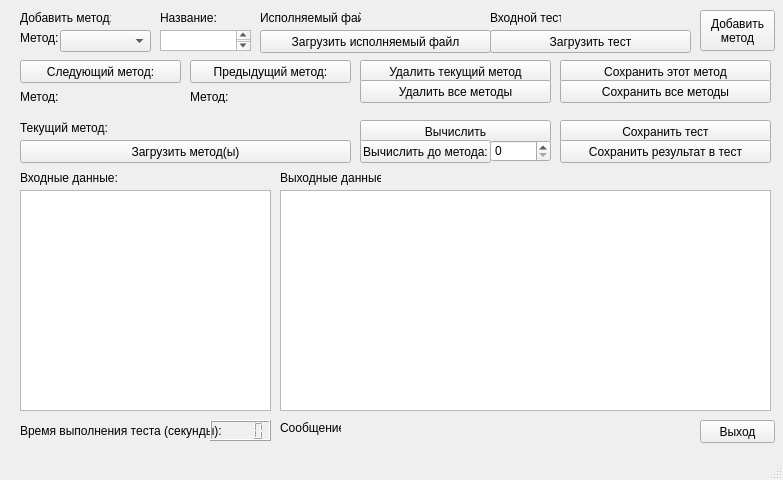
Before: the Qt Designer form design.ui in AZch/Data-decryption-system, drawn with Qt 5.
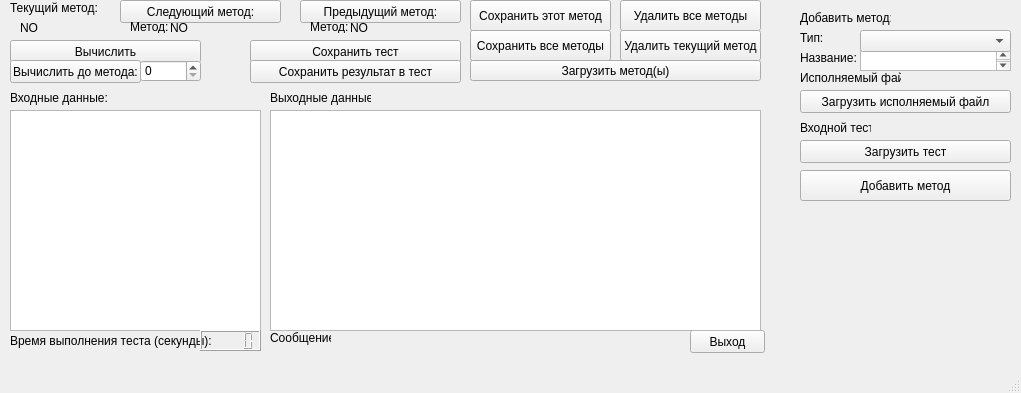
After: the same form once the commit is applied.

Commit message: change design for main window

Diff of the .ui file:
```diff
--- a/design.ui
+++ b/design.ui
@@ -6,8 +6,8 @@
    <rect>
     <x>0</x>
     <y>0</y>
-    <width>783</width>
-    <height>480</height>
+    <width>1021</width>
+    <height>393</height>
    </rect>
   </property>
   <property name="windowTitle">
@@ -17,9 +17,9 @@
    <widget class="QPushButton" name="btnLoadExecFile">
     <property name="geometry">
      <rect>
-      <x>260</x>
-      <y>30</y>
-      <width>231</width>
+      <x>800</x>
+      <y>90</y>
+      <width>211</width>
       <height>23</height>
      </rect>
     </property>
@@ -30,7 +30,7 @@
    <widget class="QLabel" name="label">
     <property name="geometry">
      <rect>
-      <x>20</x>
+      <x>800</x>
       <y>10</y>
       <width>91</width>
       <height>16</height>
@@ -43,21 +43,21 @@
    <widget class="QLabel" name="label_2">
     <property name="geometry">
      <rect>
-      <x>20</x>
+      <x>800</x>
       <y>30</y>
       <width>41</width>
       <height>16</height>
      </rect>
     </property>
     <property name="text">
-     <string>Метод:</string>
+     <string>Тип:</string>
     </property>
    </widget>
    <widget class="QLabel" name="label_3">
     <property name="geometry">
      <rect>
-      <x>160</x>
-      <y>10</y>
+      <x>800</x>
+      <y>50</y>
       <width>61</width>
       <height>16</height>
      </rect>
@@ -69,8 +69,8 @@
    <widget class="QLabel" name="label_4">
     <property name="geometry">
      <rect>
-      <x>260</x>
-      <y>10</y>
+      <x>800</x>
+      <y>70</y>
       <width>101</width>
       <height>16</height>
      </rect>
@@ -82,9 +82,9 @@
    <widget class="QLabel" name="lblExecFile">
     <property name="geometry">
      <rect>
-      <x>370</x>
-      <y>10</y>
-      <width>111</width>
+      <x>910</x>
+      <y>70</y>
+      <width>101</width>
       <height>16</height>
      </rect>
     </property>
@@ -95,8 +95,8 @@
    <widget class="QLabel" name="label_6">
     <property name="geometry">
      <rect>
-      <x>490</x>
-      <y>10</y>
+      <x>800</x>
+      <y>120</y>
       <width>71</width>
       <height>16</height>
      </rect>
@@ -108,9 +108,9 @@
    <widget class="QLabel" name="lblInputTest">
     <property name="geometry">
      <rect>
-      <x>570</x>
-      <y>10</y>
-      <width>121</width>
+      <x>880</x>
+      <y>120</y>
+      <width>131</width>
       <height>16</height>
      </rect>
     </property>
@@ -121,9 +121,9 @@
    <widget class="QTextEdit" name="nameMethod">
     <property name="geometry">
      <rect>
-      <x>160</x>
-      <y>30</y>
-      <width>91</width>
+      <x>860</x>
+      <y>50</y>
+      <width>151</width>
       <height>21</height>
      </rect>
     </property>
@@ -131,9 +131,9 @@
    <widget class="QPushButton" name="btnLoadInputTest">
     <property name="geometry">
      <rect>
-      <x>490</x>
-      <y>30</y>
-      <width>201</width>
+      <x>800</x>
+      <y>140</y>
+      <width>211</width>
       <height>23</height>
      </rect>
     </property>
@@ -144,8 +144,8 @@
    <widget class="QTextBrowser" name="txtInputTest">
     <property name="geometry">
      <rect>
-      <x>20</x>
-      <y>190</y>
+      <x>10</x>
+      <y>110</y>
       <width>251</width>
       <height>221</height>
      </rect>
@@ -154,8 +154,8 @@
    <widget class="QTableView" name="tblRes">
     <property name="geometry">
      <rect>
-      <x>280</x>
-      <y>190</y>
+      <x>270</x>
+      <y>110</y>
       <width>491</width>
       <height>221</height>
      </rect>
@@ -164,8 +164,8 @@
    <widget class="QPushButton" name="btnNextMethod">
     <property name="geometry">
      <rect>
-      <x>20</x>
-      <y>60</y>
+      <x>120</x>
+      <y>0</y>
       <width>161</width>
       <height>23</height>
      </rect>
@@ -177,8 +177,8 @@
    <widget class="QPushButton" name="btnPrevMethod">
     <property name="geometry">
      <rect>
-      <x>190</x>
-      <y>60</y>
+      <x>300</x>
+      <y>0</y>
       <width>161</width>
       <height>23</height>
      </rect>
@@ -190,10 +190,10 @@
    <widget class="QPushButton" name="btnDelThisMethod">
     <property name="geometry">
      <rect>
-      <x>360</x>
-      <y>60</y>
-      <width>191</width>
-      <height>23</height>
+      <x>620</x>
+      <y>30</y>
+      <width>141</width>
+      <height>31</height>
      </rect>
     </property>
     <property name="text">
@@ -203,10 +203,10 @@
    <widget class="QPushButton" name="btnDelAllMethod">
     <property name="geometry">
      <rect>
-      <x>360</x>
-      <y>80</y>
-      <width>191</width>
-      <height>23</height>
+      <x>620</x>
+      <y>0</y>
+      <width>141</width>
+      <height>31</height>
      </rect>
     </property>
     <property name="text">
@@ -216,10 +216,10 @@
    <widget class="QPushButton" name="btnSaveThisMethod">
     <property name="geometry">
      <rect>
-      <x>560</x>
-      <y>60</y>
-      <width>211</width>
-      <height>23</height>
+      <x>470</x>
+      <y>0</y>
+      <width>141</width>
+      <height>31</height>
      </rect>
     </property>
     <property name="text">
@@ -229,10 +229,10 @@
    <widget class="QPushButton" name="btnSaveAllMethod">
     <property name="geometry">
      <rect>
-      <x>560</x>
-      <y>80</y>
-      <width>211</width>
-      <height>23</height>
+      <x>470</x>
+      <y>30</y>
+      <width>141</width>
+      <height>31</height>
      </rect>
     </property>
     <property name="text">
@@ -242,8 +242,8 @@
    <widget class="QLabel" name="label_8">
     <property name="geometry">
      <rect>
-      <x>20</x>
-      <y>90</y>
+      <x>130</x>
+      <y>20</y>
       <width>47</width>
       <height>13</height>
      </rect>
@@ -255,21 +255,21 @@
    <widget class="QLabel" name="lblNextMethod">
     <property name="geometry">
      <rect>
-      <x>60</x>
-      <y>85</y>
-      <width>121</width>
+      <x>170</x>
+      <y>20</y>
+      <width>101</width>
       <height>16</height>
      </rect>
     </property>
     <property name="text">
-     <string/>
+     <string>NO</string>
     </property>
    </widget>
    <widget class="QLabel" name="label_10">
     <property name="geometry">
      <rect>
-      <x>190</x>
-      <y>90</y>
+      <x>310</x>
+      <y>20</y>
       <width>47</width>
       <height>13</height>
      </rect>
@@ -281,21 +281,21 @@
    <widget class="QLabel" name="lblPrevMethod">
     <property name="geometry">
      <rect>
-      <x>230</x>
-      <y>90</y>
-      <width>121</width>
+      <x>350</x>
+      <y>20</y>
+      <width>101</width>
       <height>16</height>
      </rect>
     </property>
     <property name="text">
-     <string/>
+     <string>NO</string>
     </property>
    </widget>
    <widget class="QLabel" name="label_12">
     <property name="geometry">
      <rect>
-      <x>20</x>
-      <y>120</y>
+      <x>10</x>
+      <y>0</y>
       <width>91</width>
       <height>16</height>
      </rect>
@@ -307,21 +307,21 @@
    <widget class="QLabel" name="lblThisMethod">
     <property name="geometry">
      <rect>
-      <x>110</x>
-      <y>120</y>
-      <width>241</width>
+      <x>20</x>
+      <y>20</y>
+      <width>91</width>
       <height>16</height>
      </rect>
     </property>
     <property name="text">
-     <string/>
+     <string>NO</string>
     </property>
    </widget>
    <widget class="QPushButton" name="btnCalcThisMethod">
     <property name="geometry">
      <rect>
-      <x>360</x>
-      <y>120</y>
+      <x>10</x>
+      <y>40</y>
       <width>191</width>
       <height>23</height>
      </rect>
@@ -333,8 +333,8 @@
    <widget class="QPushButton" name="btnSaveTest">
     <property name="geometry">
      <rect>
-      <x>560</x>
-      <y>120</y>
+      <x>250</x>
+      <y>40</y>
       <width>211</width>
       <height>23</height>
      </rect>
@@ -346,8 +346,8 @@
    <widget class="QPushButton" name="btnSaveResByte">
     <property name="geometry">
      <rect>
-      <x>560</x>
-      <y>140</y>
+      <x>250</x>
+      <y>60</y>
       <width>211</width>
       <height>23</height>
      </rect>
@@ -359,8 +359,8 @@
    <widget class="QPushButton" name="btnCalcTo">
     <property name="geometry">
      <rect>
-      <x>360</x>
-      <y>140</y>
+      <x>10</x>
+      <y>60</y>
       <width>131</width>
       <height>23</height>
      </rect>
@@ -372,8 +372,8 @@
    <widget class="QSpinBox" name="spnToMethod">
     <property name="geometry">
      <rect>
-      <x>490</x>
-      <y>140</y>
+      <x>140</x>
+      <y>60</y>
       <width>61</width>
       <height>22</height>
      </rect>
@@ -385,8 +385,8 @@
    <widget class="QLabel" name="label_14">
     <property name="geometry">
      <rect>
-      <x>20</x>
-      <y>170</y>
+      <x>10</x>
+      <y>90</y>
       <width>101</width>
       <height>16</height>
      </rect>
@@ -398,8 +398,8 @@
    <widget class="QLabel" name="label_15">
     <property name="geometry">
      <rect>
-      <x>280</x>
-      <y>170</y>
+      <x>270</x>
+      <y>90</y>
       <width>101</width>
       <height>16</height>
      </rect>
@@ -411,8 +411,8 @@
    <widget class="QPushButton" name="btnExit">
     <property name="geometry">
      <rect>
-      <x>700</x>
-      <y>420</y>
+      <x>690</x>
+      <y>330</y>
       <width>75</width>
       <height>23</height>
      </rect>
@@ -424,8 +424,8 @@
    <widget class="QLabel" name="label_16">
     <property name="geometry">
      <rect>
-      <x>20</x>
-      <y>420</y>
+      <x>10</x>
+      <y>330</y>
       <width>201</width>
       <height>21</height>
      </rect>
@@ -437,8 +437,8 @@
    <widget class="QLCDNumber" name="lcdNumber">
     <property name="geometry">
      <rect>
-      <x>210</x>
-      <y>420</y>
+      <x>200</x>
+      <y>330</y>
       <width>61</width>
       <height>21</height>
      </rect>
@@ -447,8 +447,8 @@
    <widget class="QLabel" name="label_5">
     <property name="geometry">
      <rect>
-      <x>280</x>
-      <y>420</y>
+      <x>270</x>
+      <y>330</y>
       <width>61</width>
       <height>16</height>
      </rect>
@@ -460,8 +460,8 @@
    <widget class="QLabel" name="lblMsg">
     <property name="geometry">
      <rect>
-      <x>350</x>
-      <y>420</y>
+      <x>340</x>
+      <y>330</y>
       <width>341</width>
       <height>16</height>
      </rect>
@@ -473,23 +473,22 @@
    <widget class="QPushButton" name="btnAddMethod">
     <property name="geometry">
      <rect>
-      <x>700</x>
-      <y>10</y>
-      <width>75</width>
-      <height>41</height>
+      <x>800</x>
+      <y>170</y>
+      <width>211</width>
+      <height>31</height>
      </rect>
     </property>
     <property name="text">
-     <string>Добавить 
-метод</string>
+     <string>Добавить метод</string>
     </property>
    </widget>
    <widget class="QComboBox" name="cmbMethods">
     <property name="geometry">
      <rect>
-      <x>60</x>
+      <x>860</x>
       <y>30</y>
-      <width>91</width>
+      <width>151</width>
       <height>22</height>
      </rect>
     </property>
@@ -497,8 +496,8 @@
    <widget class="QTextBrowser" name="txtRes">
     <property name="geometry">
      <rect>
-      <x>280</x>
-      <y>190</y>
+      <x>270</x>
+      <y>110</y>
       <width>491</width>
       <height>221</height>
      </rect>
@@ -507,10 +506,10 @@
    <widget class="QPushButton" name="btnLoadMethods">
     <property name="geometry">
      <rect>
-      <x>20</x>
-      <y>140</y>
-      <width>331</width>
-      <height>23</height>
+      <x>470</x>
+      <y>60</y>
+      <width>291</width>
+      <height>21</height>
      </rect>
     </property>
     <property name="text">
```
Left out of the diff: 2 changed lines with no effect on the pictures. The commit also changes 5 other files.
